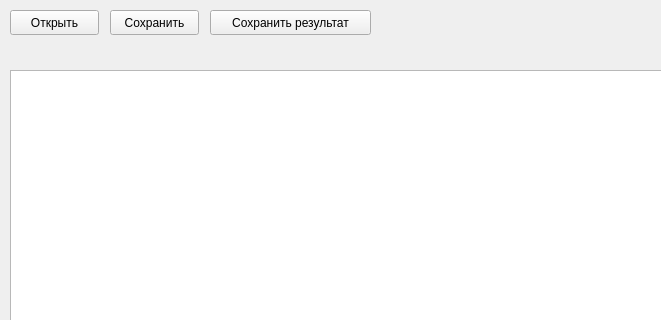
First picture: the form in mainwindow.ui, repository Punkc4ke/JSCompiler, before the edit; both pictures show x 0 to 661 and y 0 to 320 of the 802 by 592 pixel window.
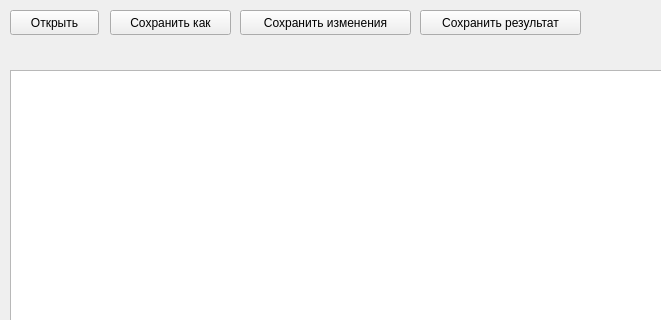
Second picture: the form after the edit.

```diff
--- a/mainwindow.ui
+++ b/mainwindow.ui
@@ -63,14 +63,14 @@
    <widget class="QPushButton" name="saveButton">
     <property name="geometry">
      <rect>
-      <x>110</x>
+      <x>240</x>
       <y>10</y>
-      <width>89</width>
+      <width>171</width>
       <height>25</height>
      </rect>
     </property>
     <property name="text">
-     <string>Сохранить</string>
+     <string>Сохранить изменения</string>
     </property>
    </widget>
    <widget class="QLabel" name="label">
@@ -89,7 +89,7 @@
    <widget class="QPushButton" name="saveResultButton">
     <property name="geometry">
      <rect>
-      <x>210</x>
+      <x>420</x>
       <y>10</y>
       <width>161</width>
       <height>25</height>
@@ -112,6 +112,19 @@
      <string>Результат:</string>
     </property>
    </widget>
+   <widget class="QPushButton" name="saveHowButton">
+    <property name="geometry">
+     <rect>
+      <x>110</x>
+      <y>10</y>
+      <width>121</width>
+      <height>25</height>
+     </rect>
+    </property>
+    <property name="text">
+     <string>Сохранить как</string>
+    </property>
+   </widget>
   </widget>
   <widget class="QMenuBar" name="menubar">
    <property name="geometry">
```
